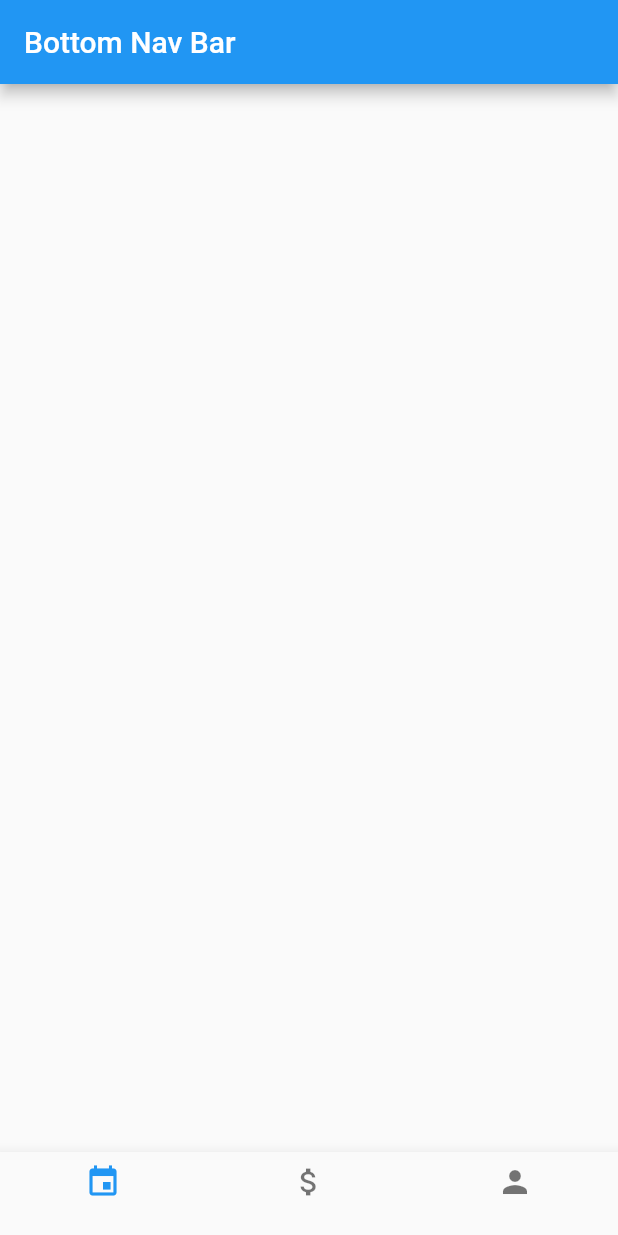
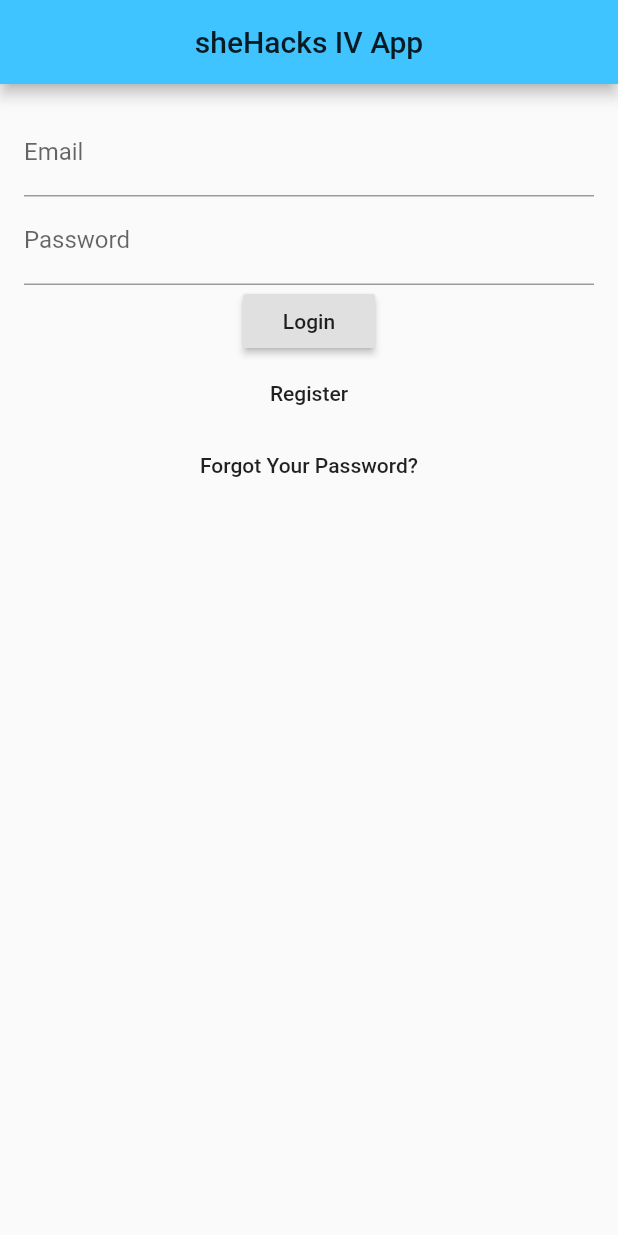
Before and after one commit to hadeelelmadhoon/shehacks4, a Flutter app: the screen it shows after launch, on a phone screen of 412 x 824 dp. Run offline on Flutter 3.47's test engine with Material 2 defaults, Android fonts, the phone set to English and light mode, and no system bars; our stand-ins replace cloud_firestore; accounts and stored records are empty.

Commit message:
Configured login page

```diff
--- a/shehacks4/lib/login.dart
+++ b/shehacks4/lib/login.dart
@@ -0,0 +1,158 @@
+import 'package:flutter/material.dart';
+
+class LoginPage extends StatefulWidget {
+  @override
+  State<StatefulWidget> createState() => new _LoginPageState();
+}
+
+// Used for controlling whether the user is logging or creating an account
+enum FormType {
+  login,
+  register
+}
+
+class _LoginPageState extends State<LoginPage> {
+
+  final TextEditingController _emailFilter = new TextEditingController();
+  final TextEditingController _passwordFilter = new TextEditingController();
+  String _email = "";
+  String _password = "";
+  FormType _form = FormType.login; // our default setting is to login, and we should switch to creating an account when the user chooses to
+
+  _LoginPageState() {
+    _emailFilter.addListener(_emailListen);
+    _passwordFilter.addListener(_passwordListen);
+  }
+
+  void _emailListen() {
+    if (_emailFilter.text.isEmpty) {
+      _email = "";
+    } else {
+      _email = _emailFilter.text;
+    }
+  }
+
+  void _passwordListen() {
+    if (_passwordFilter.text.isEmpty) {
+      _password = "";
+    } else {
+      _password = _passwordFilter.text;
+    }
+  }
+
+  // Swap in between our two forms, registering and logging in
+  void _formChange () async {
+    setState(() {
+      if (_form == FormType.register) {
+        _form = FormType.login;
+      } else {
+        _form = FormType.register;
+      }
+    });
+  }
+
+  @override
+  Widget build(BuildContext context) {
+    return new Scaffold(
+      appBar: _buildBar(context),
+      body: new Container(
+        padding: EdgeInsets.all(16.0),
+        child: new Column(
+          children: <Widget>[
+            _buildTextFields(),
+            _buildButtons(),
+          ],
+        ),
+      ),
+    );
+  }
+
+  Widget _buildBar(BuildContext context) {
+    return new AppBar(
+      title: new Text("sheHacks IV App"),
+      centerTitle: true,
+    );
+  }
+
+  Widget _buildTextFields() {
+    return new Container(
+      child: new Column(
+        children: <Widget>[
+          new Container(
+            child: new TextField(
+              controller: _emailFilter,
+              decoration: new InputDecoration(
+                labelText: 'Email'
+              ),
+            ),
+          ),
+          new Container(
+            child: new TextField(
+              controller: _passwordFilter,
+              decoration: new InputDecoration(
+                labelText: 'Password'
+              ),
+              obscureText: true,
+            ),
+          )
+        ],
+      ),
+    );
+  }
+
+  Widget _buildButtons() {
+    if (_form == FormType.login) {
+      return new Container(
+        child: new Column(
+          children: <Widget>[
+            new RaisedButton(
+              child: new Text('Login'),
+              onPressed: _loginPressed,
+            ),
+            new FlatButton(
+              child: new Text('Register'),
+              onPressed: _formChange,
+            ),
+            new FlatButton(
+              child: new Text('Forgot Your Password?'),
+              onPressed: _passwordReset,
+            )
+          ],
+        ),
+      );
+    } else {
+      return new Container(
+        child: new Column(
+          children: <Widget>[
+            new RaisedButton(
+              child: new Text('Sign Up'),
+              onPressed: _createAccountPressed,
+            ),
+            new FlatButton(
+              child: new Text('Login'),
+              onPressed: _formChange,
+            )
+          ],
+        ),
+      );
+    }
+  }
+
+  // These functions can self contain any user auth logic required, they all have access to _email and _password
+
+  void _loginPressed () {
+    print('The user wants to login with $_email and $_password');
+
+  }
+
+  void _createAccountPressed () {
+    print('The user wants to create an account with $_email and $_password');
+
+  }
+
+  void _passwordReset () {
+    print("The user wants a password reset request sent to $_email");
+  }
+
+
+}
--- a/shehacks4/lib/main.dart
+++ b/shehacks4/lib/main.dart
@@ -2,20 +2,34 @@ import 'package:flutter/material.dart';
 import './profile.dart';
 import './experiences.dart';
 import './overview.dart';
+import './login.dart';
 
 
-void main() => runApp(MyApp());
+void main() => runApp(MyAppLogin());
+
+class MyAppLogin extends StatelessWidget {
+  // This widget is the root of your application.
+  @override
+  Widget build(BuildContext context) {
+    return MaterialApp(
+      title: 'Flutter Demo',
+      theme: ThemeData(
+        primaryColor: Colors.lightBlueAccent,
+        accentColor: Colors.amber[200],
+      ),
+      home: new LoginPage(),
+    );
+  }
+}
 
 class MyApp extends StatefulWidget {
-  @override
-  State<StatefulWidget> createState() {
-    return MyAppState();
-  }
+ State<StatefulWidget> createState() {
+   return MyAppState();
+ }
 }
 
 
 class MyAppState extends State<MyApp> {
-
   int selectedPage = 0;
   final pageOptions = [
     ExperiencesPage(),
```
